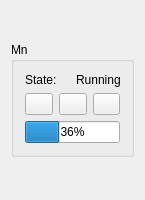
Above: ui_files/ui_simulation_controls_widget.ui from JYU-IBA/potku before the change. Below: the same form after it.
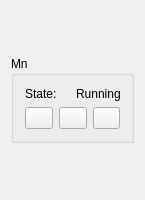
That is the form after the change. Icons and pictures are not drawn.

Commit message: Started on adding simulation controls view (WIP)

```diff
--- a/ui_files/ui_simulation_controls_widget.ui
+++ b/ui_files/ui_simulation_controls_widget.ui
@@ -148,19 +148,6 @@
         </item>
        </layout>
       </item>
-      <item>
-       <widget class="QProgressBar" name="progressBar">
-        <property name="value">
-         <number>36</number>
-        </property>
-        <property name="textVisible">
-         <bool>true</bool>
-        </property>
-        <property name="invertedAppearance">
-         <bool>false</bool>
-        </property>
-       </widget>
-      </item>
      </layout>
     </widget>
    </item>
```
The commit also changes 5 other files.
